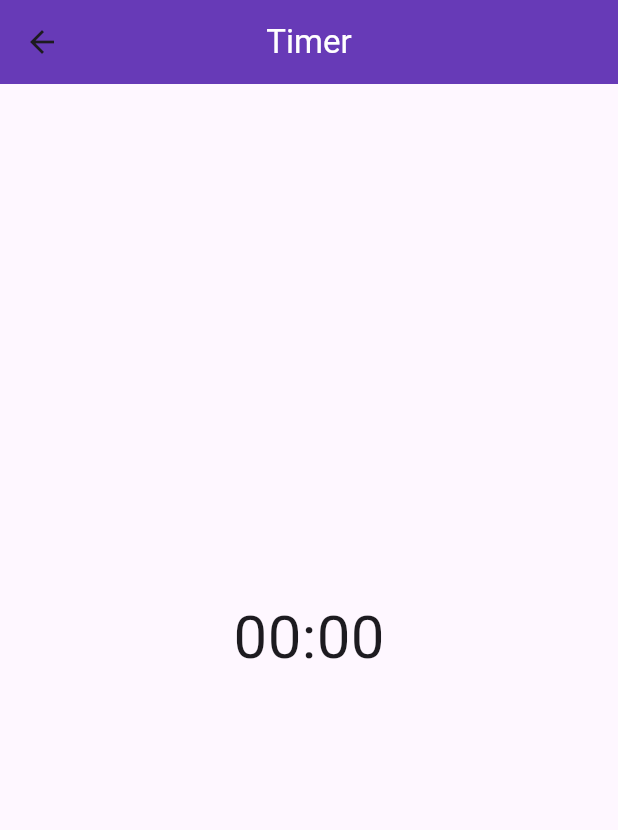
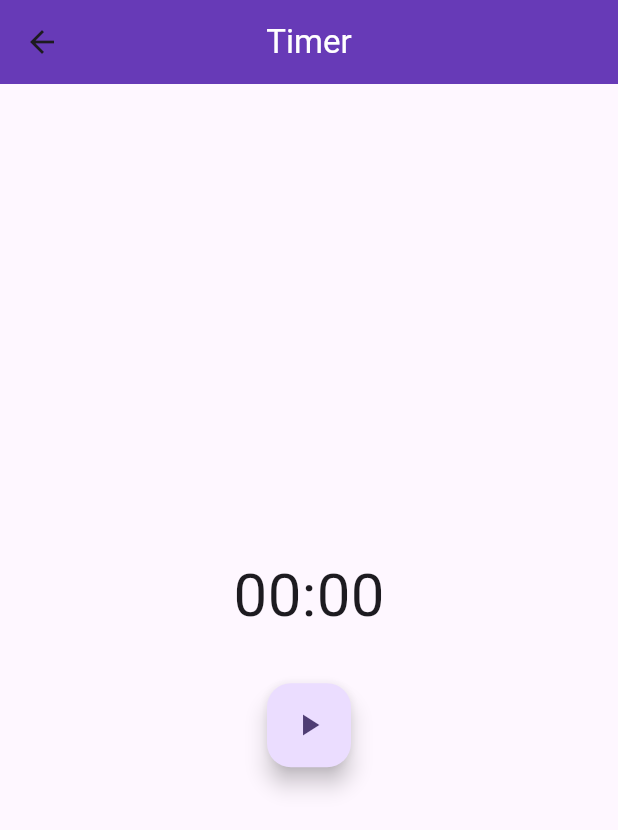
Before and after one commit to flbarfield/flutter_exploration, a Flutter app: the TimerView screen opened directly, on a phone screen of 412 x 824 dp. Shown: the top 830 px of the screen. Run offline on Flutter 3.47's test engine with Material 3 defaults, Android fonts, the phone set to English and light mode, and no system bars; our stand-ins replace bloc, flutter_bloc, freezed_annotation.

Commit message:
fixed a bug based on undefined function, timer control buttons now toggles view based on play/pause state

```diff
--- a/lib/timer/bloc/timer_cubit.dart
+++ b/lib/timer/bloc/timer_cubit.dart
@@ -8,11 +8,11 @@ part 'timer_cubit.freezed.dart';
 class TimerCubit extends Cubit<TimerState> {
   TimerCubit() : super(const TimerState());
 
-  Widget displayControlButtons() {
+  dynamic toggleControlButtons() {
     if (state.playPushed) {
-      return const PauseRestartButtons();
+      emit(state.copyWith(playPushed: false));
     } else {
-      return const PlayButton();
+      emit(state.copyWith(playPushed: true));
     }
   }
 }
--- a/lib/timer/view/timer_view.dart
+++ b/lib/timer/view/timer_view.dart
@@ -1,6 +1,8 @@
 import 'package:flutter/material.dart';
 import 'package:flutter_bloc/flutter_bloc.dart';
 import 'package:flutter_exploration/custom_app_bar.dart';
+import 'package:flutter_exploration/timer/bloc/timer_cubit.dart';
+import 'package:flutter_exploration/timer/view/play_restart_button.dart';
 import 'package:flutter_exploration/timer/bloc/timer_cubit.dart';
 import 'package:flutter_exploration/timer/view/play_restart_button.dart';
 
@@ -9,21 +11,28 @@ class TimerView extends StatelessWidget {
 
   @override
   Widget build(BuildContext context) {
-    return const Scaffold(
+    return Scaffold(
       appBar: CustomAppBar(inputTitle: 'Timer'),
       body: Center(
         child: Column(
           mainAxisAlignment: MainAxisAlignment.center,
           children: [
-            Text(
+            const Text(
               '00:00',
               style: TextStyle(fontSize: 40),
             ),
-            SizedBox(
+            const SizedBox(
               height: 30,
             ),
-            // PlayRestartButton(),
-            // {context.read<TimerCubit>().displayControlButtons()},
+            BlocBuilder<TimerCubit, TimerState>(
+              builder: (context, state) {
+                if (state.playPushed == false) {
+                  return PlayButton();
+                } else {
+                  return PauseRestartButtons();
+                }
+              },
+            )
           ],
         ),
       ),
```
Also changed, not shown: lib/timer/view/play_restart_button.dart (+15 -7 lines).
